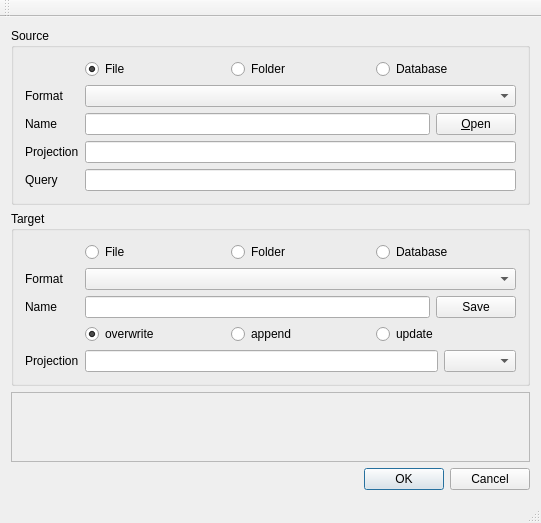
This is ui/mainwindow.ui in lasma/ogr2ogr-gui as Qt 5 draws it before an edit. The edited form follows.
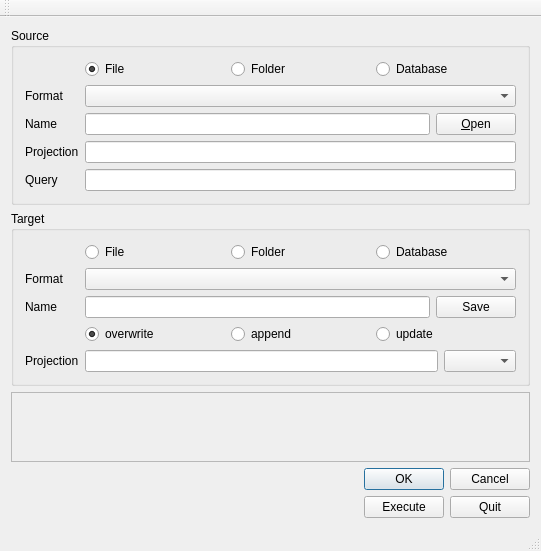
This is the edited form.

Diff of the .ui file:
```diff
--- a/ui/mainwindow.ui
+++ b/ui/mainwindow.ui
@@ -279,6 +279,41 @@
       </property>
      </widget>
     </item>
+    <item>
+     <layout class="QHBoxLayout" name="horizontalLayout_8">
+      <item>
+       <spacer name="horizontalSpacer_4">
+        <property name="orientation">
+         <enum>Qt::Horizontal</enum>
+        </property>
+        <property name="sizeHint" stdset="0">
+         <size>
+          <width>40</width>
+          <height>20</height>
+         </size>
+        </property>
+       </spacer>
+      </item>
+      <item>
+       <layout class="QHBoxLayout" name="horizontalLayout_7">
+        <item>
+         <widget class="QPushButton" name="btnExecute">
+          <property name="text">
+           <string>Execute</string>
+          </property>
+         </widget>
+        </item>
+        <item>
+         <widget class="QPushButton" name="btnQuit">
+          <property name="text">
+           <string>Quit</string>
+          </property>
+         </widget>
+        </item>
+       </layout>
+      </item>
+     </layout>
+    </item>
    </layout>
   </widget>
   <widget class="QMenuBar" name="menuBar">
```
